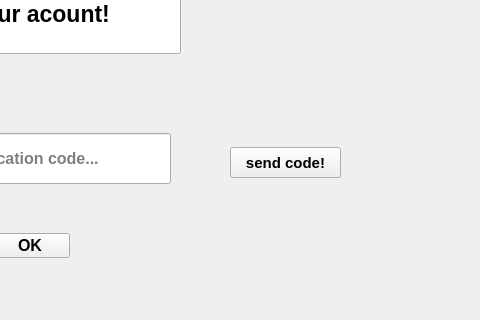
The window that code.ui (M20v05J/final-project) describes before a commit, drawn with Qt 5; both pictures show x 320 to 800 and y 127 to 447 of the 800 by 600 pixel window.
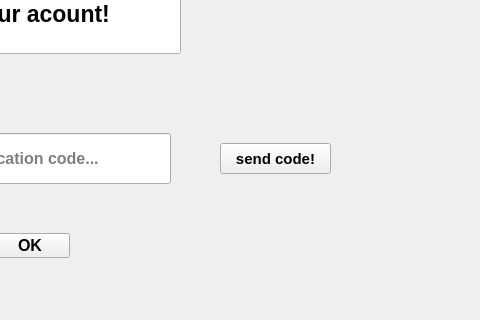
The same window after the commit. Icons and pictures are not drawn.

What changed in the file:
```diff
--- a/code.ui
+++ b/code.ui
@@ -92,8 +92,8 @@
    <widget class="QPushButton" name="pushButton_2">
     <property name="geometry">
      <rect>
-      <x>550</x>
-      <y>274</y>
+      <x>540</x>
+      <y>270</y>
       <width>111</width>
       <height>31</height>
      </rect>
```
